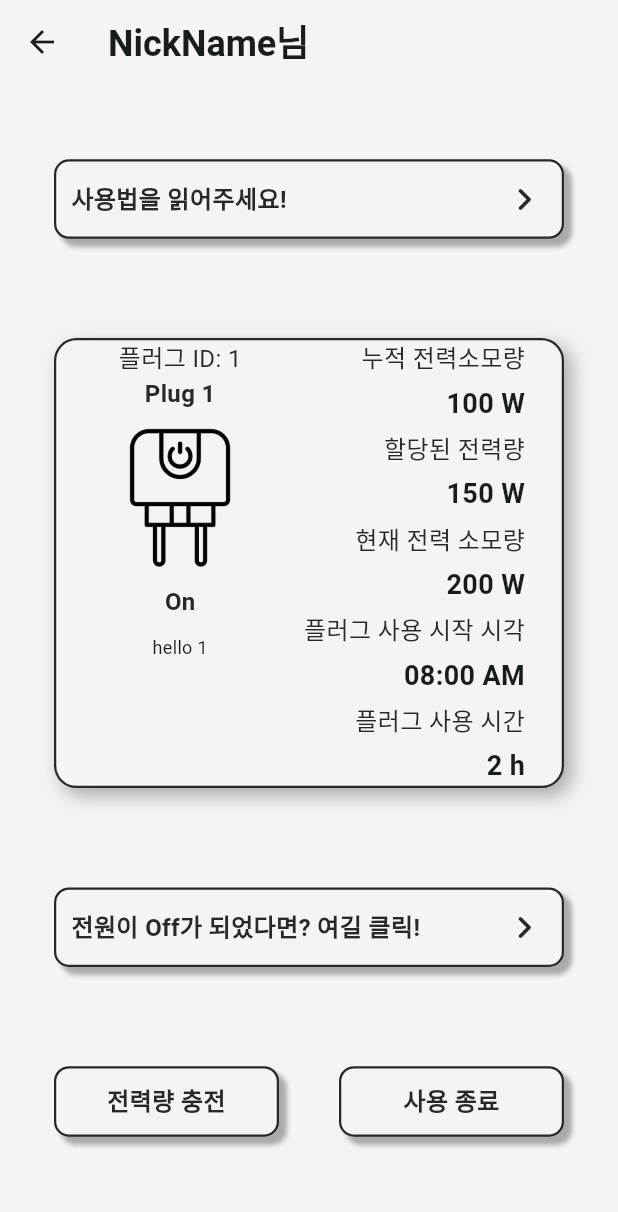
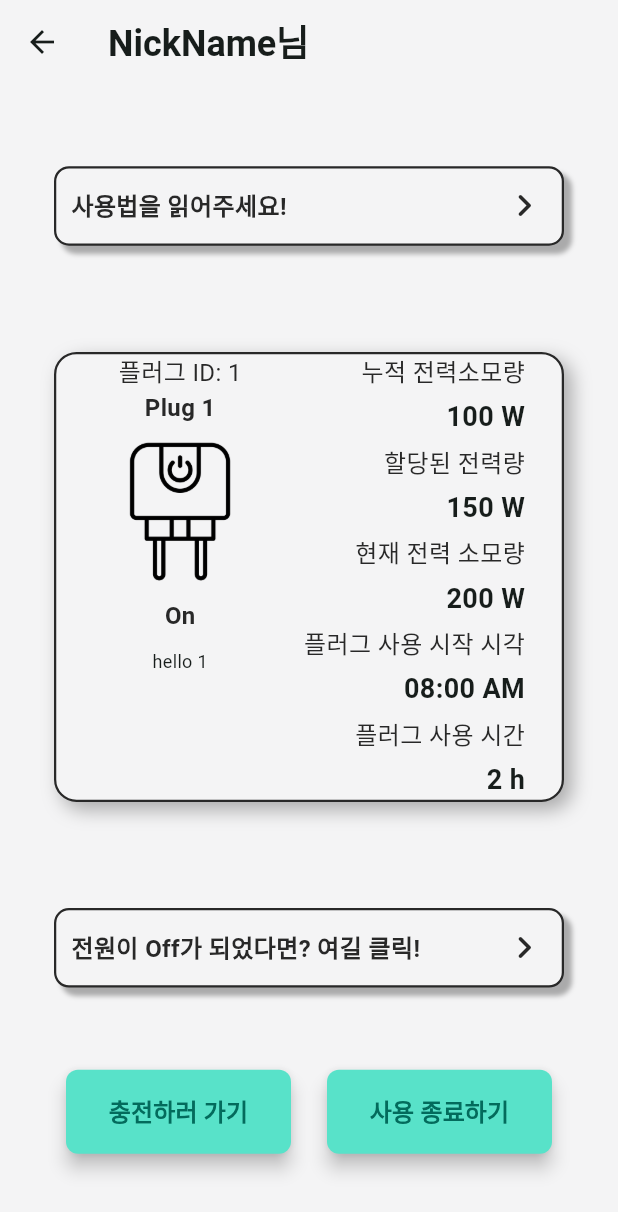
Before and after one commit to CAU-Capstone-PPL/CafePlugGuardian-WebClient, a Flutter app: the HomeScreen screen opened by its route, on a phone screen of 412 x 824 dp. Shown: the top 1212 px of the screen. Run offline on Flutter 3.47's test engine with Material 2 defaults, Android fonts, the light colour scheme and no system bars; Roboto replaces fonts that are missing (Gmarket).

Commit message:
홈스크린 ui 변경

```diff
--- a/lib/screens/home_screen.dart
+++ b/lib/screens/home_screen.dart
@@ -2,6 +2,7 @@ import 'package:flutter/material.dart';
 import 'package:webclient/models/plug_detail_model.dart';
 import 'package:webclient/services/api_test.dart';
 import 'package:webclient/style.dart';
+import 'package:webclient/widgets/custom_button_widget.dart';
 import 'package:webclient/widgets/page_entry_button_widget.dart';
 
 class HomeScreen extends StatefulWidget {
@@ -137,17 +138,17 @@ class _HomeScreenState extends State<HomeScreen> {
               },
             ),
             Row(
-              mainAxisAlignment: MainAxisAlignment.spaceBetween,
+              mainAxisAlignment: MainAxisAlignment.spaceEvenly,
               children: [
-                Button(
-                  content: '전력량 충전',
-                  onTap: () {
+                CustomButton(
+                  content: '충전하러 가기',
+                  onPressed: () {
                     Navigator.pushNamed(context, '/pinInput');
                   },
                 ),
-                Button(
-                  content: '사용 종료',
-                  onTap: () {
+                CustomButton(
+                  content: '사용 종료하기',
+                  onPressed: () {
                     Navigator.pushNamedAndRemoveUntil(
                         context, '/', (route) => false);
                   },
```
